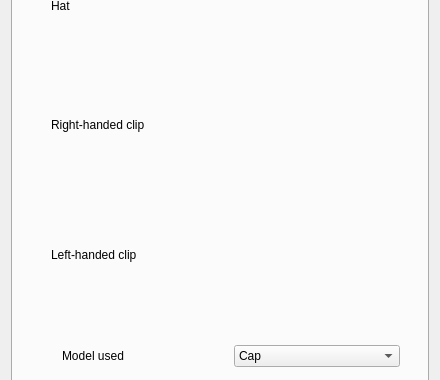
The window that facetracknoir/settings.ui (opentrack/opentrack) describes before a commit, drawn with Qt 5; both pictures show x 0 to 440 and y 103 to 483 of the 440 by 713 pixel window.
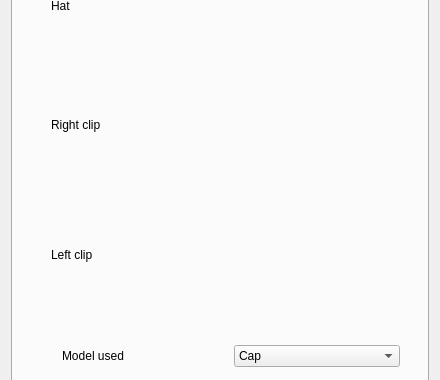
The same window after the commit. The open tabs and pages were chosen to show the change. Icons and pictures are not drawn. Custom widgets are drawn as their Qt base class.

Commit message: ui: use agreed-upon model names

What changed in the file:
```diff
--- a/facetracknoir/settings.ui
+++ b/facetracknoir/settings.ui
@@ -694,7 +694,7 @@
              <item row="1" column="0">
               <widget class="QLabel" name="label_35">
                <property name="text">
-                <string>Right-handed clip</string>
+                <string>Right clip</string>
                </property>
               </widget>
              </item>
@@ -732,7 +732,7 @@
              <item row="2" column="0">
               <widget class="QLabel" name="label_37">
                <property name="text">
-                <string>Left-handed clip</string>
+                <string>Left clip</string>
                </property>
               </widget>
              </item>
```
